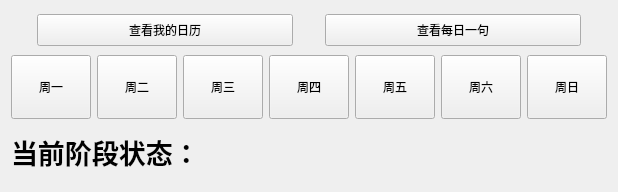
zajuak/TriDoS, file thecalendar.ui: the form before one commit.
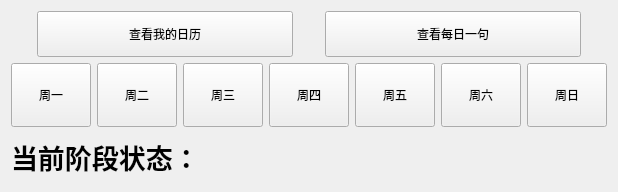
The form after the commit.

What changed in the file:
```diff
--- a/thecalendar.ui
+++ b/thecalendar.ui
@@ -33,13 +33,13 @@
        <property name="minimumSize">
         <size>
          <width>256</width>
-         <height>24</height>
+         <height>32</height>
         </size>
        </property>
        <property name="maximumSize">
         <size>
          <width>256</width>
-         <height>32</height>
+         <height>64</height>
         </size>
        </property>
        <property name="text">
@@ -52,13 +52,13 @@
        <property name="minimumSize">
         <size>
          <width>256</width>
-         <height>24</height>
+         <height>32</height>
         </size>
        </property>
        <property name="maximumSize">
         <size>
          <width>256</width>
-         <height>32</height>
+         <height>64</height>
         </size>
        </property>
        <property name="text">
```
